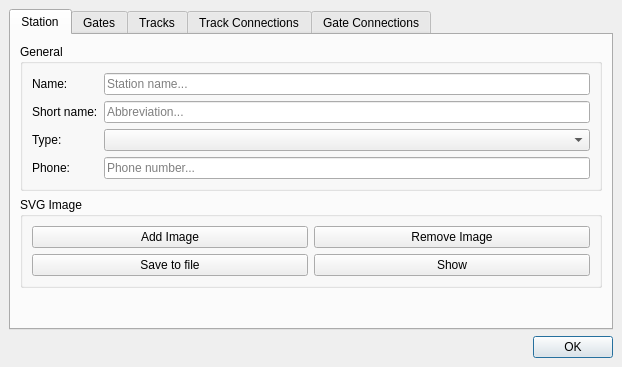
Old version of the form src/stations/manager/stations/dialogs/stationeditdialog.ui in the repository gfgit/ModelRailroadTimetablePlanner.
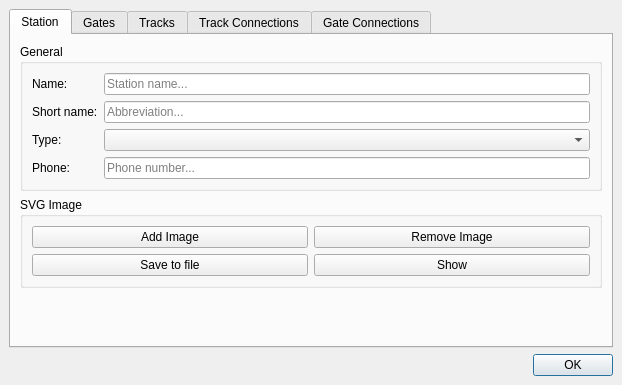
New version of the form.

Commit message: StationEditDialog: rename SVG Buttons

Diff of the .ui file:
```diff
--- a/src/stations/manager/stations/dialogs/stationeditdialog.ui
+++ b/src/stations/manager/stations/dialogs/stationeditdialog.ui
@@ -8,7 +8,7 @@
     <x>0</x>
     <y>0</y>
     <width>622</width>
-    <height>367</height>
+    <height>385</height>
    </rect>
   </property>
   <property name="windowTitle">
```
Left out of the diff: 8 changed lines with no effect on the pictures.
